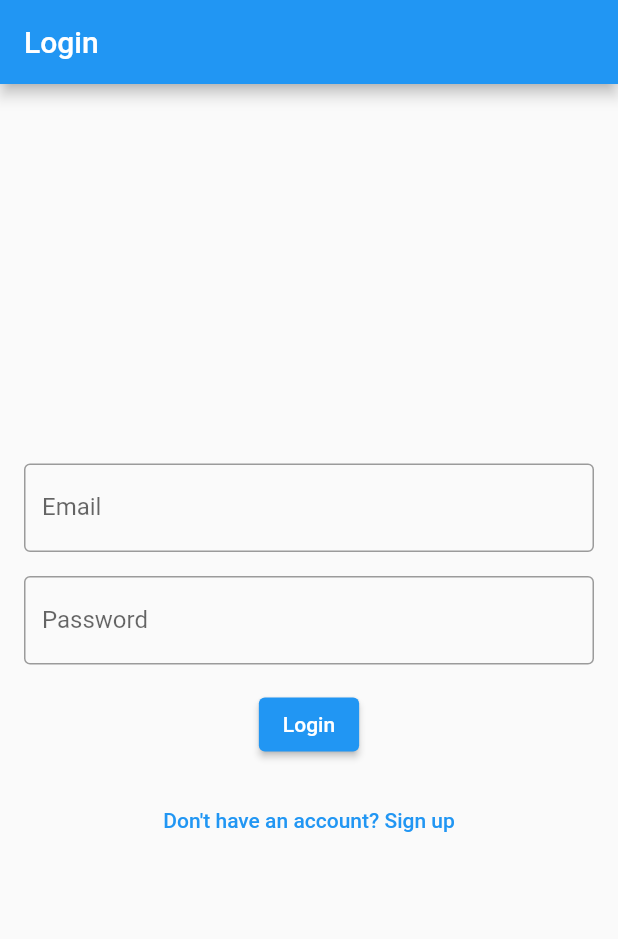
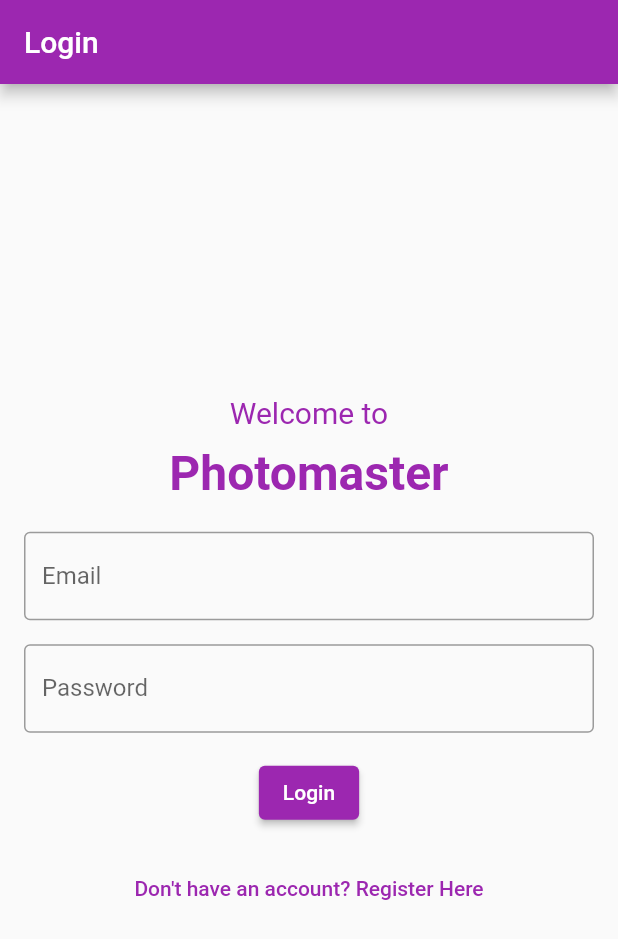
Before and after one commit to dakshac45/mobile_project, a Flutter app: the screen it shows after launch, on a phone screen of 412 x 824 dp. Shown: the top 939 px of the screen. Run offline on Flutter 3.47's test engine with Material 2 defaults, Android fonts, the phone set to English and light mode, and no system bars; our stand-ins replace cloud_firestore, firebase_auth, firebase_core, firebase_storage, get, image_picker and 1 more; missing offline and left inert: image_editor_plus; accounts and stored records are empty; Roboto replaces fonts that are missing (Arial).

Commit message:
final commit

```diff
--- a/lib/controller/auth.dart
+++ b/lib/controller/auth.dart
@@ -1,4 +1,3 @@
-import 'package:firebase_storage/firebase_storage.dart';
 import 'package:cloud_firestore/cloud_firestore.dart';
 import 'package:firebase_auth/firebase_auth.dart';
 import '../model/user.dart' as model;
--- a/lib/main.dart
+++ b/lib/main.dart
@@ -4,8 +4,6 @@ import 'firebase_options.dart';
 import 'package:flutter/material.dart';
 import 'package:flutter_project/controller/auth.dart';
 import 'package:flutter_project/view/login.dart';
-import 'package:flutter_project/view/signup.dart';
-import 'package:flutter_project/view/camera.dart';
 import 'package:get/get_navigation/get_navigation.dart';
 import 'package:get/get.dart';
 
@@ -15,7 +13,6 @@ Future<void> main() async {
   options: DefaultFirebaseOptions.currentPlatform,
 );
   runApp(const MyApp());
-
 }
 
 class MyApp extends StatelessWidget {
@@ -26,11 +23,12 @@ class MyApp extends StatelessWidget {
     return GetMaterialApp(
       title: 'Flutter Demo',
       theme: ThemeData(
-        primarySwatch: Colors.blue,
+        primarySwatch: Colors.purple, // sets the default primary color to purple
+        accentColor: Colors.purpleAccent,
       ),
       home: Scaffold(
         body: AuthHelper().getUser() != null
-            ? const HomeScreen()
+            ? HomeScreen()
             : const LoginPage(),
       ),
     );
--- a/lib/model/user.dart
+++ b/lib/model/user.dart
@@ -16,7 +16,6 @@ class User {
 
   static User fromSnap(DocumentSnapshot snap) {
     var snapshot = snap.data() as Map<String, dynamic>;
-    print(snapshot);
     return User(
         uid: snapshot['uid'].toString(),
         email: snapshot['email'].toString());
--- a/lib/view/login.dart
+++ b/lib/view/login.dart
@@ -52,6 +52,26 @@ class _LoginPageState extends State<LoginPage> {
             child: Column(
               mainAxisAlignment: MainAxisAlignment.center,
               children: [
+                Text(
+                  'Welcome to',
+                  style: TextStyle(
+                    fontSize: 20,
+                    color: Colors.purple,
+                    fontFamily: 'Arial',
+                  ),
+                ),
+                SizedBox(height: 10),
+                Text(
+                  'Photomaster',
+                  style: TextStyle(
+                    fontSize: 32,
+                    fontWeight: FontWeight.bold,
+                    color: Colors.purple, // set the color to purple
+                    fontFamily:
+                        'Arial', // set the font family to Arial or any other desired font
+                  ),
+                ),
+                SizedBox(height: 20),
                 TextFormField(
                   decoration: InputDecoration(
                     labelText: 'Email',
@@ -59,7 +79,7 @@ class _LoginPageState extends State<LoginPage> {
                   ),
                   validator: (value) {
                     if (value!.isEmpty) {
-                      return 'Please enter your email address';
+                      return 'Please enter email address';
                     }
                     if (!value.contains('@')) {
                       return 'Please enter a valid email address';
@@ -99,7 +119,7 @@ class _LoginPageState extends State<LoginPage> {
                   onPressed: () {
                     Get.to(SignUpScreen());
                   },
-                  child: Text('Don\'t have an account? Sign up'),
+                  child: Text('Don\'t have an account? Register Here'),
                 ),
               ],
             ),
--- a/pubspec.yaml
+++ b/pubspec.yaml
@@ -32,6 +32,7 @@ dependencies:
     sdk: flutter
 
 
+
   # The following adds the Cupertino Icons font to your application.
   # Use with the CupertinoIcons class for iOS style icons.
   cupertino_icons: ^1.0.2
@@ -44,6 +45,9 @@ dependencies:
   firebase_storage: ^11.1.1
   image_editor_plus:
   path_provider: ^2.0.15
+  social_share: ^2.3.1
+  share: ^2.0.4
+  share_plus: ^7.0.0
 
 
 dev_dependencies:
```
Also changed, not shown: lib/view/camera.dart (+29 -18 lines), lib/view/home.dart (+0 -26 lines), lib/view/signup.dart (+20 -7 lines), pubspec.lock, 5 other files.
